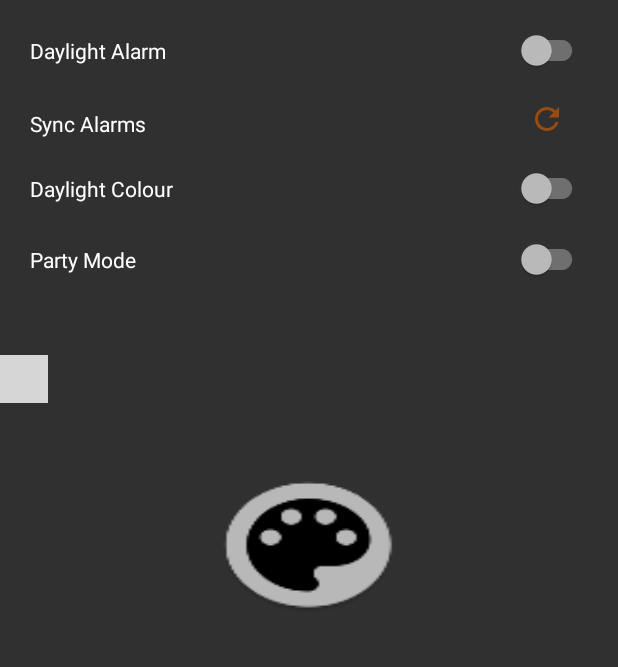
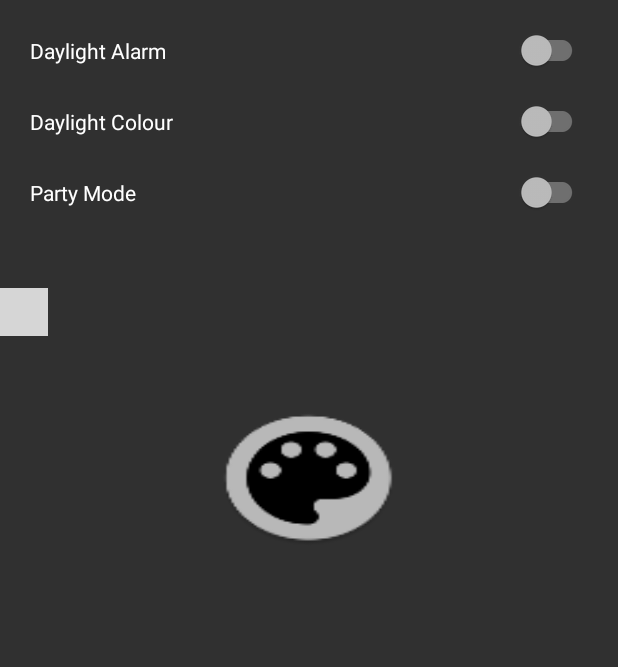
Before and after one commit to Sam-Damen/SLamp, an Android app: the screen it shows after launch (MainActivity), on a phone screen of 412 x 824 dp, the part 155-822 px from its top. Run offline under Robolectric (Android 15) with nearby library versions, the phone set to English and light mode, and no system bars; libraries missing offline, so code that uses them is left out: com.commonsware.cwac; plain views replace ColorMixer; 5 statements that could not run were skipped; grey boxes are pictures that could not be loaded.

Commit message:
alarm functionality

```diff
--- a/app/src/main/java/com/example/damen/slamp/MainActivity.java
+++ b/app/src/main/java/com/example/damen/slamp/MainActivity.java
@@ -33,8 +33,11 @@ import java.net.InetAddress;
 import java.net.MulticastSocket;
 import java.net.UnknownHostException;
 import java.nio.ByteBuffer;
+import java.text.SimpleDateFormat;
 import java.util.ArrayList;
+import java.util.Date;
 import java.util.List;
+import java.util.TimeZone;
 
 //TODO - Write Help, Alarm Data Packet, Bug Fix
 
@@ -62,7 +65,6 @@ public class MainActivity extends AppCompatActivity {
     SwitchCompat daylightSwitch = null;
     SwitchCompat colourSwitch = null;
     SwitchCompat partySwitch = null;
-    ImageView refreshButton = null;
 
     //Shared Preferences (Global States)
     SharedPreferences prefs;
@@ -70,6 +72,7 @@ public class MainActivity extends AppCompatActivity {
 
     //Alarm variables
     private static long nextAlarm;
+    private static byte eMsd;
 
 
 
@@ -104,8 +107,6 @@ public class MainActivity extends AppCompatActivity {
         colourSwitch.setOnCheckedChangeListener(switchListener);
         partySwitch = (SwitchCompat) findViewById(R.id.partySwitch);
         partySwitch.setOnCheckedChangeListener(switchListener);
-        refreshButton = (ImageView) findViewById(R.id.refreshButton);
-        refreshButton.setOnClickListener(buttonListener);
 
         setSwitches();
 
@@ -143,6 +144,10 @@ public class MainActivity extends AppCompatActivity {
                         AlarmManager alarmManager = (AlarmManager) getApplicationContext().getSystemService(Context.ALARM_SERVICE);
                         if (alarmManager.getNextAlarmClock() != null) {
                             nextAlarm = alarmManager.getNextAlarmClock().getTriggerTime();
+                            //Print out time of the alarm
+                            SimpleDateFormat sdf = new SimpleDateFormat("EEE h:mm a");
+                            sdf.setTimeZone(TimeZone.getDefault());
+                            Toast.makeText(getApplicationContext(),sdf.format(new Date(nextAlarm)), Toast.LENGTH_SHORT).show();
                             sendPrefs(getApplicationContext(), "alarm", true);
 
                             //Create data packet with alarm time
@@ -153,9 +158,8 @@ public class MainActivity extends AppCompatActivity {
                             byte lsd = (byte) (nextAlarm & 0xFF);
                             byte misd = (byte) ((nextAlarm >> 8) & 0xFF);
                             byte msd = (byte) ((nextAlarm >> 16) & 0xFF);
+                            eMsd = (byte) ((nextAlarm >> 24) & 0xFF);
                             setColor(lsd, misd, msd, "1", "24", 5);
-
-                            Toast.makeText(getApplicationContext(),Long.toString(nextAlarm), Toast.LENGTH_SHORT).show();
 
                         } else {
                             Toast.makeText(getApplicationContext(), "No Alarm Set", Toast.LENGTH_SHORT).show();
@@ -163,6 +167,8 @@ public class MainActivity extends AppCompatActivity {
 
 
                     } else {
+                        //Toggle off the alarm (on photon)
+                        setColor(0, 0, 0, "1", "24", 5);
                         sendPrefs(getApplicationContext(), "alarm", false);
                     }
                     break;
@@ -198,26 +204,6 @@ public class MainActivity extends AppCompatActivity {
 
             //Update the switches after changes
             setSwitches();
-        }
-    };
-
-
-
-    //Sync Alarm Button listener
-    Button.OnClickListener buttonListener = new View.OnClickListener() {
-        @Override
-        public void onClick(View v) {
-            //Animation
-            Animation rotate = AnimationUtils.loadAnimation(getApplicationContext(), R.anim.clockwise_360);
-            //Syncing the alarms enables the function
-            refreshButton.startAnimation(rotate);
-            AlarmManager alarmManager = (AlarmManager) getApplicationContext().getSystemService(Context.ALARM_SERVICE);
-            if (alarmManager.getNextAlarmClock() != null) {
-                sendPrefs(getApplicationContext(), "alarm", true);
-                setSwitches();
-            } else {
-                Toast.makeText(getApplicationContext(), "No Alarm Set", Toast.LENGTH_SHORT).show();
-            }
         }
     };
 
@@ -354,7 +340,12 @@ public class MainActivity extends AppCompatActivity {
                         bytes[3] = (byte) cCommandOption;
 
                         // Orb ID
-                        bytes[4] = Byte.parseByte(orb);
+                        //Add extra data in when sending epoch time
+                        if (cCommandOption == 5) {
+                            bytes[4] = eMsd;
+                        } else {
+                            bytes[4] = Byte.parseByte(orb);
+                        }
 
                         // RED / GREEN / BLUE
                         bytes[5] = (byte) cRed;
--- a/app/src/main/res/layout/activity_main.xml
+++ b/app/src/main/res/layout/activity_main.xml
@@ -35,35 +35,7 @@
 
         android:text="Daylight Alarm"/>
 
-    <LinearLayout
-        android:layout_width="match_parent"
-        android:layout_height="wrap_content"
-        android:orientation="horizontal"
-        android:paddingLeft="20dp"
-        android:paddingRight="20dp"
-        android:layout_marginTop="20dp">
 
-        <TextView
-            android:layout_width="wrap_content"
-            android:layout_height="wrap_content"
-            android:layout_marginTop="5dp"
-            android:textColor="@color/white"
-            android:text="@string/syncAlarm" />
-
-        <View
-            android:layout_width="0dp"
-            android:layout_height="0dp"
-            android:layout_weight="1" />
-
-        <ImageView xmlns:android="http://schemas.android.com/apk/res/android"
-            android:id="@+id/refreshButton"
-            android:layout_width="wrap_content"
-            android:layout_height="wrap_content"
-            android:src="@drawable/ic_refresh"
-            android:layout_marginRight="15dp" />
-
-
-    </LinearLayout>
 
     <android.support.v7.widget.SwitchCompat
         android:id="@+id/daylightColSwitch"
```
Also changed, not shown: 6 other files.
